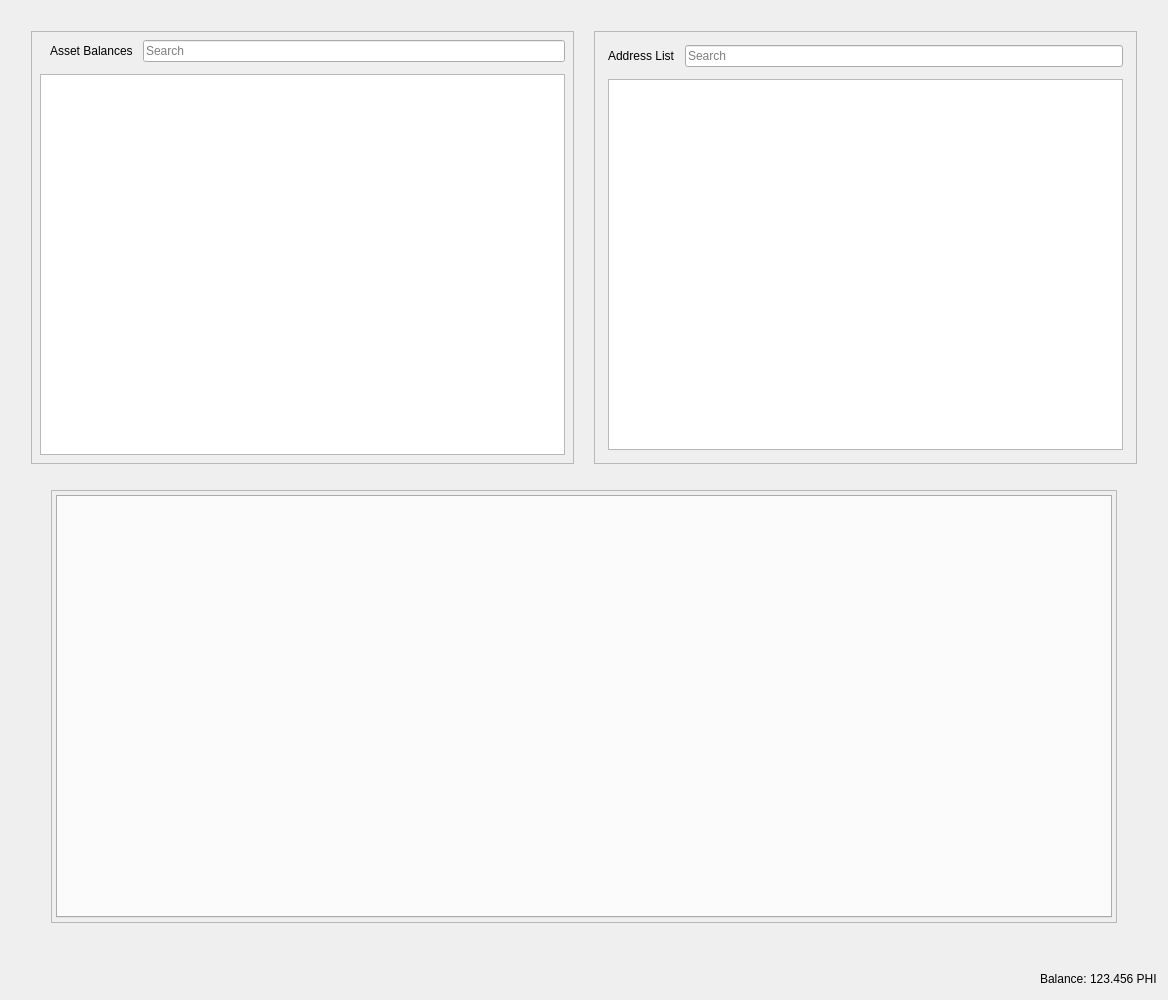
Before: the Qt Designer form src/qt/forms/restrictedassetsdialog.ui in PhicoinProject/PhicoinProject, drawn with Qt 5.
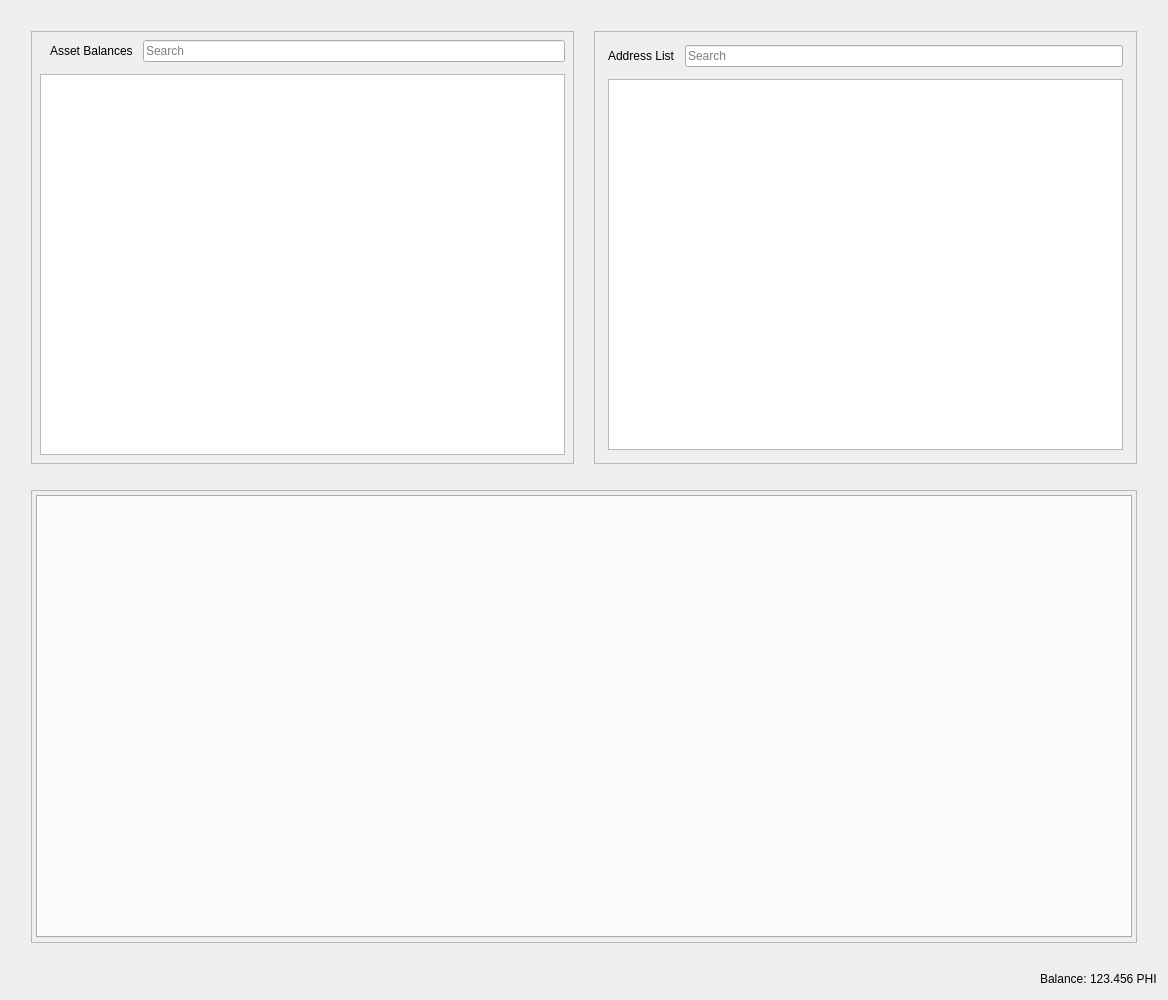
After: the same form once the commit is applied.

Diff of the .ui file:
```diff
--- a/src/qt/forms/restrictedassetsdialog.ui
+++ b/src/qt/forms/restrictedassetsdialog.ui
@@ -179,19 +179,19 @@
    <item>
     <layout class="QHBoxLayout" name="horizontalLayout_4">
      <property name="spacing">
-      <number>34</number>
+      <number>20</number>
      </property>
      <property name="leftMargin">
-      <number>40</number>
+      <number>20</number>
      </property>
      <property name="topMargin">
       <number>0</number>
      </property>
      <property name="rightMargin">
-      <number>40</number>
+      <number>20</number>
      </property>
      <property name="bottomMargin">
-      <number>40</number>
+      <number>20</number>
      </property>
      <item>
       <widget class="QFrame" name="tabFrame">
```
